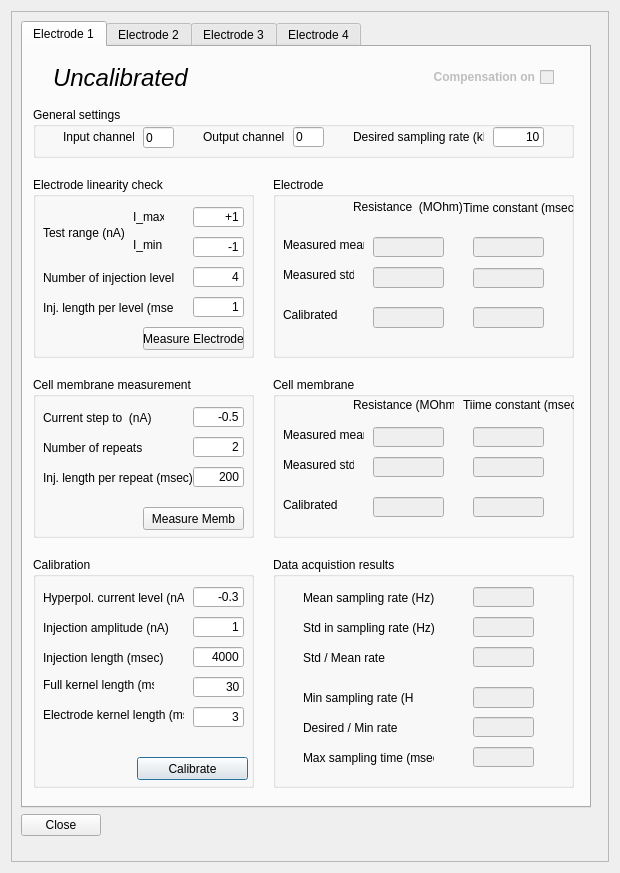
Qt form src/gui/ElectrodeCompDlg.ui (CompEphys-team/stdpc) before a commit.
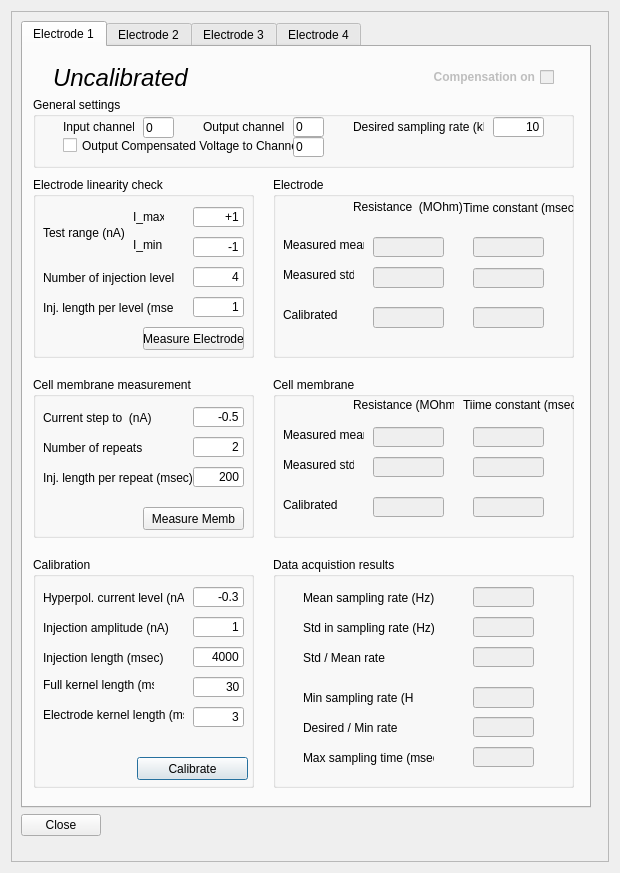
The same form after that commit.

Commit message:
Added an option to copy AEC output to a channel
Thomas' addition, 5.8.2015

Patch:
```diff
--- a/src/gui/ElectrodeCompDlg.ui
+++ b/src/gui/ElectrodeCompDlg.ui
@@ -763,9 +763,9 @@
            <property name="geometry">
             <rect>
              <x>10</x>
-             <y>60</y>
+             <y>50</y>
              <width>541</width>
-             <height>51</height>
+             <height>71</height>
             </rect>
            </property>
            <property name="title">
@@ -858,6 +858,35 @@
              <set>Qt::AlignRight|Qt::AlignTrailing|Qt::AlignVCenter</set>
             </property>
            </widget>
+           <widget class="QCheckBox" name="CopyChannelCheckBox_1">
+            <property name="geometry">
+             <rect>
+              <x>30</x>
+              <y>40</y>
+              <width>231</width>
+              <height>17</height>
+             </rect>
+            </property>
+            <property name="text">
+             <string>Output Compensated Voltage to Channel</string>
+            </property>
+           </widget>
+           <widget class="QLineEdit" name="leGenCopyChannelNum_1">
+            <property name="geometry">
+             <rect>
+              <x>260</x>
+              <y>40</y>
+              <width>31</width>
+              <height>20</height>
+             </rect>
+            </property>
+            <property name="layoutDirection">
+             <enum>Qt::RightToLeft</enum>
+            </property>
+            <property name="text">
+             <string>0</string>
+            </property>
+           </widget>
           </widget>
           <widget class="QGroupBox" name="gbMembCheck_1">
            <property name="enabled">
```
Left out of the diff: 99 changed lines with no effect on the pictures. The commit also changes 5 other files.
